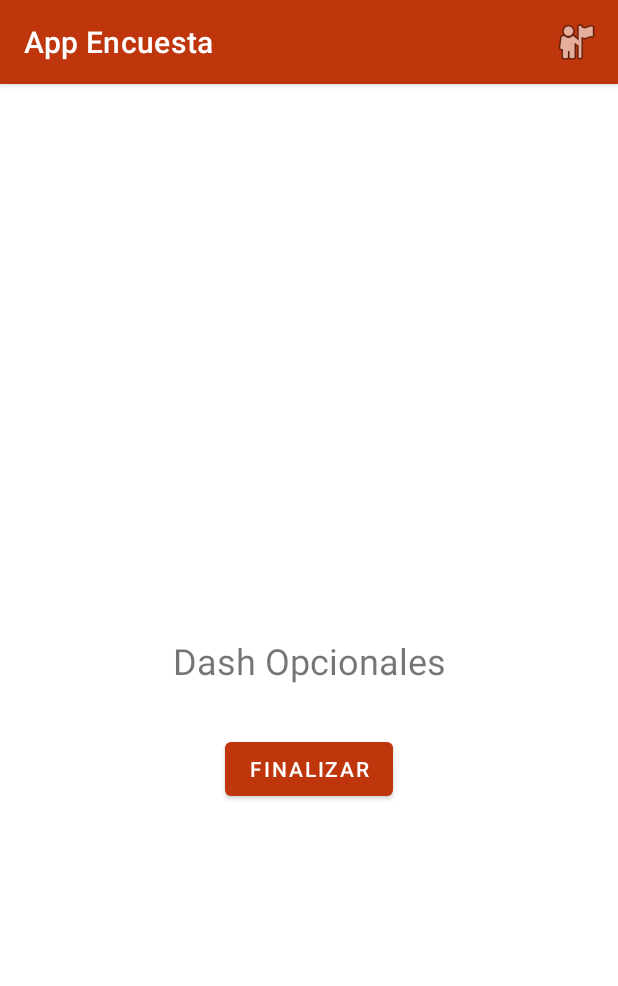
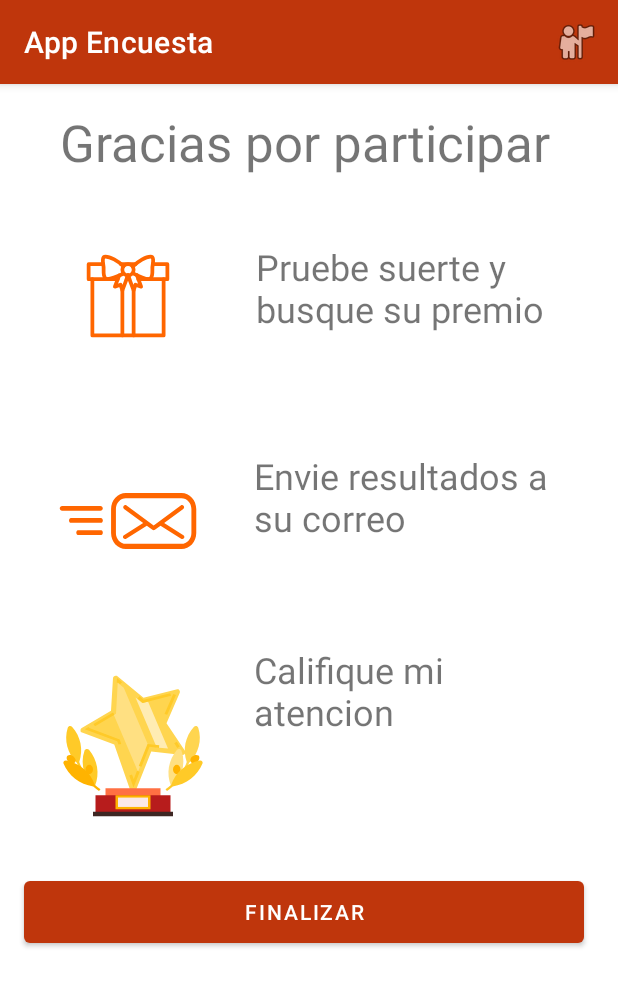
Before and after one commit to U201519670/AppEncuesta, an Android app: the GoodbyeActivity screen opened directly, with no data from a screen before it, on a phone screen of 412 x 824 dp. Shown: the top 986 px of the screen. Run offline under Robolectric (Android 15) with nearby library versions, the phone set to English and light mode, and no system bars; 2 statements that could not run were skipped.

Commit message:
marko_final_1

```diff
--- /dev/null
+++ b/app/src/main/res/drawable/img_calificacion.xml
@@ -0,0 +1,65 @@
+<?xml version="1.0" encoding="utf-8"?>
+<vector xmlns:android="http://schemas.android.com/apk/res/android"
+    android:width="100dp"
+    android:height="100dp"
+    android:viewportWidth="60"
+    android:viewportHeight="64">
+
+    <path
+        android:fillColor="#FFD54F"
+        android:pathData="M45.4,22.3l5.3-13c0.1-0.3,0.1-0.7-0.1-1l-0.4-0.5h-0.5l-13.5,3.6L25.9,2.3L25.5,2h-0.4 c-0.6,0-1.1,0.5-1.1,1l-0.8,14l-11.7,7.3c-0.4,0.2-0.5,0.6-0.5,1l0.1,0.7l13.4,5.4L31,51.2c0.1,0.5,0.6,0.8,1,0.8s0.9-0.3,1-0.7 l6.3-17l12.5,1.5l0.1,0c0.4,0,0.8-0.2,0.9-0.6l0.3-0.6L45.4,22.3z" />
+    <path
+        android:fillColor="#FFECB3"
+        android:pathData="M 38 13 L 35.7 13.7 L 33 11.3 L 41.5 32.6 L 46 33.1 Z" />
+    <path
+        android:fillColor="#FFE082"
+        android:pathData="M 28.3 7.1 L 25.9 5 L 25.2 18.2 L 24.3 18.7 L 34 43 L 38 32.1 L 38.3 32.2 Z" />
+    <path
+        android:fillColor="#FFCA28"
+        android:pathData="M32.2,49.7l-1.7-5.1l1.1-0.4l0.7,2l1.3-3.6l1.1,0.4L32.2,49.7z M35.4,40.9l-1.1-0.4l3.5-9.4l4.7,0.6 l-0.1,1.1l-3.8-0.5L35.4,40.9z M49.7,32.8l-1.2-2l1-0.6l1.2,2L49.7,32.8z M26.2,31.4L25.7,30l-13-5.2l1.5-0.9l0.3,0.4l12.2,4.9 l0.6,1.9L26.2,31.4z M16.8,23.6l-0.6-1l7.8-4.9l0.6,1L16.8,23.6z M45.7,18.7l-1.1-0.4l3.5-8.5l1.1,0.4L45.7,18.7z M35.9,13.6 l-2.1-1.9l0.8-0.9l1.7,1.5l10.6-2.8l0.3,1.1L35.9,13.6z M26.8,5.6L26.1,5l-0.6,0l0.1-2l2,1.8L26.8,5.6z" />
+    <path
+        android:fillColor="#FF7043"
+        android:pathData="M 21 50 H 43 V 55 H 21 V 50 Z" />
+    <path
+        android:fillColor="#B71C1C"
+        android:pathData="M 17 53 H 47 V 61 H 17 V 53 Z" />
+    <path
+        android:fillColor="#3E2723"
+        android:pathData="M 16 60 H 48 V 62 H 16 V 60 Z" />
+    <path
+        android:fillColor="#FFB300"
+        android:pathData="M 25 53 H 39 V 59 H 25 V 53 Z" />
+    <path
+        android:fillColor="#FBE9E7"
+        android:pathData="M 26 54 H 38 V 58 H 26 V 54 Z" />
+    <path
+        android:fillColor="#FFCA28"
+        android:pathData="M16.8,49l-4.2-5.7c-1-3.1-1-6.3,0-9.3c0.1-0.3,0.4-0.6,0.8-0.7c0.4-0.1,0.7,0.1,1,0.3 C17.8,37.9,18.8,43.8,16.8,49z" />
+    <path
+        android:fillColor="#FFCA28"
+        android:pathData="M11.4,41.1c-0.4-0.9-0.7-1.6-0.9-2.3c1.7-5.2,0.6-10.9-2.9-15c-0.2-0.2-0.5-0.3-0.7-0.3 c-0.5,0-0.8,0.3-1,0.7c-1.6,5.3-0.1,11.1,3.7,15.1l0,0c0.2,0.7,0.5,1.4,0.9,2.3L11.4,41.1z" />
+    <path
+        android:fillColor="#FFB300"
+        android:pathData="M14.5,44c-0.8,0-1.5-0.9-1.5-2s0.7-2,1.5-2s1.5,0.9,1.5,2S15.3,44,14.5,44z" />
+    <path
+        android:fillColor="#FFB300"
+        android:pathData="M7.8,39.4c-0.5,0-1.1-0.3-1.6-0.7c-0.4-0.4-0.6-0.8-0.7-1.2c-0.1-0.5,0-1,0.3-1.3 c0.6-0.6,1.7-0.4,2.5,0.4c0.4,0.4,0.6,0.8,0.7,1.2c0.1,0.5,0,1-0.3,1.3C8.5,39.3,8.1,39.4,7.8,39.4z" />
+    <path
+        android:fillColor="#FFB300"
+        android:pathData="M19,50.4c-0.7-0.5-1.5-1.1-2.3-1.9c-1.7-5.2-6-9.2-11.4-10.3c-0.4-0.1-0.8,0.1-1,0.4 c-0.2,0.3-0.2,0.6-0.1,0.9c1.9,5.1,6.5,8.9,11.9,9.8c0.8,0.7,1.6,1.4,2.3,1.9L19,50.4z" />
+    <path
+        android:fillColor="#FFE082"
+        android:pathData="M47.2,49l4.2-5.7c1-3.1,1-6.3,0-9.3c-0.1-0.3-0.4-0.6-0.8-0.7c-0.4-0.1-0.7,0.1-1,0.3 C46.2,37.9,45.2,43.8,47.2,49z" />
+    <path
+        android:fillColor="#FFD54F"
+        android:pathData="M52.6,41.1c0.4-0.9,0.7-1.6,0.9-2.3c-1.7-5.2-0.6-10.9,2.9-15c0.2-0.2,0.5-0.3,0.7-0.3 c0.5,0,0.8,0.3,1,0.7c1.6,5.3,0.1,11.1-3.7,15.1l0,0c-0.2,0.7-0.5,1.4-0.9,2.3L52.6,41.1z" />
+    <path
+        android:fillColor="#FFB300"
+        android:pathData="M48,42c0-1.1,0.7-2,1.5-2s1.5,0.9,1.5,2s-0.7,2-1.5,2S48,43.1,48,42z" />
+    <path
+        android:fillColor="#FFB300"
+        android:pathData="M55.3,39c-0.3-0.3-0.4-0.8-0.3-1.3c0.1-0.4,0.3-0.9,0.7-1.2c0.8-0.8,1.9-0.9,2.5-0.4 c0.3,0.3,0.4,0.8,0.3,1.3c-0.1,0.4-0.3,0.9-0.7,1.2c-0.5,0.5-1,0.7-1.6,0.7C55.9,39.4,55.5,39.3,55.3,39z" />
+    <path
+        android:fillColor="#FFCA28"
+        android:pathData="M45,50.4c0.7-0.5,1.5-1.1,2.3-1.9c1.7-5.2,6-9.2,11.4-10.3c0.4-0.1,0.8,0.1,1,0.4 c0.2,0.3,0.2,0.6,0.1,0.9c-1.9,5.1-6.5,8.9-11.9,9.8c-0.8,0.7-1.6,1.4-2.3,1.9L45,50.4z" />
+</vector>
--- /dev/null
+++ b/app/src/main/res/drawable/img_enviarcorreo.xml
@@ -0,0 +1,23 @@
+<?xml version="1.0" encoding="utf-8"?>
+<vector xmlns:android="http://schemas.android.com/apk/res/android"
+    android:width="100dp"
+    android:height="100dp"
+    android:viewportWidth="512"
+    android:viewportHeight="512">
+
+    <path
+        android:fillColor="#FF6600"
+        android:pathData="M445.11,304.422l-65.654-41.484l65.188-48.212c3.203-2.364,3.878-6.875,1.51-10.074c-2.364-3.199-6.875-3.874-10.074-1.506 l-92.44,68.363l-0.039-0.031l-0.038,0.031l-92.441-68.363c-3.194-2.368-7.705-1.693-10.074,1.506 c-2.364,3.199-1.688,7.71,1.511,10.074l65.188,48.212l-65.65,41.484c-3.365,2.127-4.368,6.576-2.24,9.941 c1.37,2.167,3.703,3.358,6.095,3.358c1.32,0,2.647-0.361,3.844-1.118l70.382-44.474l19.144,14.162 c1.27,0.939,2.775,1.413,4.281,1.413c1.507,0,3.013-0.474,4.286-1.413l19.139-14.162l70.383,44.474 c1.195,0.757,2.527,1.118,3.844,1.118c2.392,0,4.728-1.191,6.095-3.358C449.473,310.998,448.472,306.549,445.11,304.422z" />
+    <path
+        android:fillColor="#FF6600"
+        android:pathData="M438.463,160.325H248.737c-27.857,0-50.521,24.694-50.521,55.045v81.256c0,30.354,22.664,55.049,50.521,55.049h189.727 c27.862,0,50.525-24.694,50.525-55.049V215.37C488.989,185.019,466.325,160.325,438.463,160.325z M472.451,296.626 c0,20.448-15.214,37.028-33.988,37.028H248.737c-18.77,0-33.983-16.58-33.983-37.028V215.37c0-20.447,15.214-37.023,33.983-37.023 h189.727c18.774,0,33.988,16.576,33.988,37.023V296.626z" />
+    <path
+        android:fillColor="#FF6600"
+        android:pathData="M161.824,204.391H31.176c-4.507,0-8.164,3.656-8.164,8.164c0,4.511,3.657,8.168,8.164,8.168h130.648 c4.503,0,8.16-3.657,8.16-8.168C169.985,208.048,166.327,204.391,161.824,204.391z" />
+    <path
+        android:fillColor="#FF6600"
+        android:pathData="M163.583,245.798H61.115c-3.533,0-6.402,3.653-6.402,8.164c0,4.507,2.869,8.168,6.402,8.168h102.468 c3.538,0,6.402-3.661,6.402-8.168C169.985,249.451,167.12,245.798,163.583,245.798z" />
+    <path
+        android:fillColor="#FF6600"
+        android:pathData="M164.965,287.2H84.598c-2.776,0-5.02,3.657-5.02,8.164c0,4.512,2.244,8.168,5.02,8.168h80.367 c2.771,0,5.02-3.656,5.02-8.168C169.985,290.857,167.737,287.2,164.965,287.2z" />
+</vector>
--- /dev/null
+++ b/app/src/main/res/drawable/img_regalo.xml
@@ -0,0 +1,80 @@
+<?xml version="1.0" encoding="utf-8"?>
+<vector xmlns:android="http://schemas.android.com/apk/res/android"
+    android:width="60dp"
+    android:height="60dp"
+    android:viewportWidth="24"
+    android:viewportHeight="24">
+
+    <path
+        android:strokeColor="#FF6600"
+        android:strokeWidth="1"
+        android:strokeLineJoin="round"
+        android:strokeLineCap="round"
+        android:pathData="M 21.5 7.5 L 21.5 22.5 L 2.5 22.5 L 2.5 7.5 " />
+    <path
+        android:strokeColor="#FF6600"
+        android:strokeWidth="1"
+        android:strokeLineJoin="round"
+        android:strokeLineCap="round"
+        android:pathData="M 10.18 3.5 L 13.94 3.5" />
+    <path
+        android:strokeColor="#FF6600"
+        android:strokeWidth="1"
+        android:strokeLineJoin="round"
+        android:strokeLineCap="round"
+        android:pathData="M 12 3.5 C 12.8284271247 3.5 13.5 4.17157287525 13.5 5 C 13.5 5.82842712475 12.8284271247 6.5 12 6.5 C 11.1715728753 6.5 10.5 5.82842712475 10.5 5 C 10.5 4.17157287525 11.1715728753 3.5 12 3.5 Z" />
+    <path
+        android:strokeColor="#FF6600"
+        android:strokeWidth="1"
+        android:strokeLineJoin="round"
+        android:strokeLineCap="round"
+        android:pathData="M10.81,4.08C9.34,2.61,7.22,1.5,6,1.5 s-0.5,2.16-0.5,3s-0.19,3,1,3S10.86,6,10.86,6" />
+    <path
+        android:strokeColor="#FF6600"
+        android:strokeWidth="1"
+        android:strokeLineJoin="round"
+        android:strokeLineCap="round"
+        android:pathData="M13.22,4.16C14.69,2.69,16.78,1.5,18,1.5 s0.5,2.16,0.5,3s0.19,3-1,3s-4.27-1.59-4.27-1.59" />
+    <path
+        android:strokeColor="#FF6600"
+        android:strokeWidth="1"
+        android:strokeLineJoin="round"
+        android:strokeLineCap="round"
+        android:pathData="M 9.67 6.5 L 8.5 9.5 L 10 9 L 10.5 10.5 L 12 6.5 " />
+    <path
+        android:strokeColor="#FF6600"
+        android:strokeWidth="1"
+        android:strokeLineJoin="round"
+        android:strokeLineCap="round"
+        android:pathData="M 14.38 6.45 L 15.5 9.5 L 14 9 L 13.5 10.5 L 12 6.5 " />
+    <path
+        android:strokeColor="#FF6600"
+        android:strokeWidth="1"
+        android:strokeLineJoin="round"
+        android:strokeLineCap="round"
+        android:pathData="M 13.5 22.5 L 13.5 10.5" />
+    <path
+        android:strokeColor="#FF6600"
+        android:strokeWidth="1"
+        android:strokeLineJoin="round"
+        android:strokeLineCap="round"
+        android:pathData="M 10.5 10.5 L 10.5 22.5" />
+    <path
+        android:strokeColor="#FF6600"
+        android:strokeWidth="1"
+        android:strokeLineJoin="round"
+        android:strokeLineCap="round"
+        android:pathData="M 11.63 7.5 L 12.38 7.5 L 12 6.5 Z" />
+    <path
+        android:strokeColor="#FF6600"
+        android:strokeWidth="1"
+        android:strokeLineJoin="round"
+        android:strokeLineCap="round"
+        android:pathData="M 14.75 7.5 L 22.5 7.5 L 22.5 3.5 L 18.62 3.5 " />
+    <path
+        android:strokeColor="#FF6600"
+        android:strokeWidth="1"
+        android:strokeLineJoin="round"
+        android:strokeLineCap="round"
+        android:pathData="M 5.38 3.5 L 1.5 3.5 L 1.5 7.5 L 9.25 7.5 " />
+</vector>
--- a/app/src/main/res/layout/activity_goodbye.xml
+++ b/app/src/main/res/layout/activity_goodbye.xml
@@ -7,23 +7,93 @@
     tools:context=".GoodbyeActivity">
 
     <TextView
-        android:id="@+id/textView7"
+        android:id="@+id/textView10"
         android:layout_width="wrap_content"
         android:layout_height="wrap_content"
-        android:text="Dash Opcionales"
-        android:textSize="24sp"
-        app:layout_constraintBottom_toBottomOf="parent"
-        app:layout_constraintEnd_toEndOf="parent"
+        android:layout_marginStart="40dp"
+        android:layout_marginTop="16dp"
+        android:text="Gracias por participar"
+        android:textSize="34sp"
         app:layout_constraintStart_toStartOf="parent"
         app:layout_constraintTop_toTopOf="parent" />
 
+    <ImageButton
+        android:id="@+id/btn_giroruleta"
+        android:layout_width="120dp"
+        android:layout_height="120dp"
+        android:layout_marginStart="25dp"
+        android:layout_marginTop="20dp"
+        android:src="@drawable/img_regalo"
+        android:background="@color/white"
+
+        app:layout_constraintStart_toStartOf="parent"
+        app:layout_constraintTop_toBottomOf="@+id/textView10"
+        tools:ignore="SpeakableTextPresentCheck" />
+
+    <TextView
+        android:id="@+id/textView11"
+        android:layout_width="211dp"
+        android:layout_height="79dp"
+        android:layout_marginStart="25dp"
+        android:layout_marginTop="44dp"
+        android:text="Pruebe suerte y busque su premio"
+        android:textSize="24sp"
+        app:layout_constraintStart_toEndOf="@+id/btn_giroruleta"
+        app:layout_constraintTop_toBottomOf="@+id/textView10" />
+
+    <ImageButton
+        android:id="@+id/btn_enviar"
+        android:layout_width="120dp"
+        android:layout_height="120dp"
+        android:layout_marginStart="25dp"
+        android:layout_marginTop="30dp"
+        android:background="@color/white"
+        android:src="@drawable/img_enviarcorreo"
+        app:layout_constraintStart_toStartOf="parent"
+        app:layout_constraintTop_toBottomOf="@+id/btn_giroruleta"
+        tools:ignore="SpeakableTextPresentCheck" />
+
+    <TextView
+        android:id="@+id/textView12"
+        android:layout_width="214dp"
+        android:layout_height="69dp"
+        android:layout_marginStart="24dp"
+        android:layout_marginTop="60dp"
+        android:text="Envie resultados a su correo"
+        android:textSize="24sp"
+        app:layout_constraintStart_toEndOf="@+id/btn_enviar"
+        app:layout_constraintTop_toBottomOf="@+id/textView11" />
+
+    <ImageButton
+        android:id="@+id/btn_calificacion"
+        android:layout_width="120dp"
+        android:layout_height="120dp"
+        android:layout_marginStart="25dp"
+        android:layout_marginTop="30dp"
+        android:src="@drawable/img_calificacion"
+        android:background="@color/white"
+        app:layout_constraintStart_toStartOf="parent"
+        app:layout_constraintTop_toBottomOf="@+id/btn_enviar"
+        tools:ignore="SpeakableTextPresentCheck" />
+
+    <TextView
+        android:id="@+id/textView13"
+        android:layout_width="218dp"
+        android:layout_height="74dp"
+        android:layout_marginStart="24dp"
+        android:layout_marginTop="60dp"
+        android:text="Califique mi atencion"
+        android:textSize="24sp"
+        app:layout_constraintStart_toEndOf="@+id/btn_calificacion"
+        app:layout_constraintTop_toBottomOf="@+id/textView12" />
+
     <Button
-        android:id="@+id/botonend"
-        android:layout_width="wrap_content"
-        android:layout_height="wrap_content"
-        android:layout_marginTop="32dp"
+        android:id="@+id/btn_finalizar"
+        android:layout_width="373dp"
+        android:layout_height="53dp"
+        android:layout_marginStart="16dp"
+        android:layout_marginTop="24dp"
         android:text="Finalizar"
-        app:layout_constraintEnd_toEndOf="parent"
         app:layout_constraintStart_toStartOf="parent"
-        app:layout_constraintTop_toBottomOf="@+id/textView7" />
+        app:layout_constraintTop_toBottomOf="@+id/btn_calificacion" />
 </androidx.constraintlayout.widget.ConstraintLayout>
```
